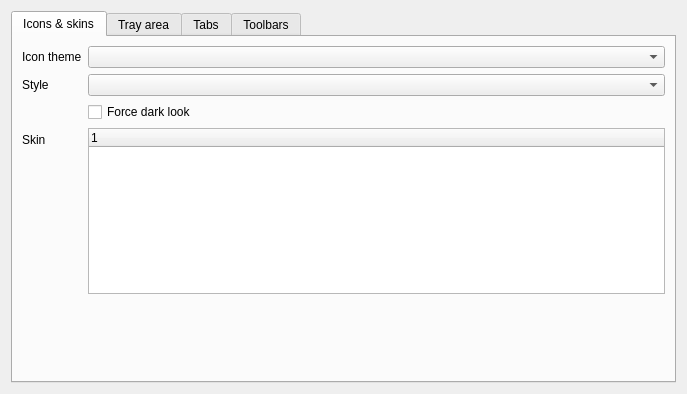
Before: the Qt Designer form src/librssguard/gui/settings/settingsgui.ui in martinrotter/rssguard, drawn with Qt 5.
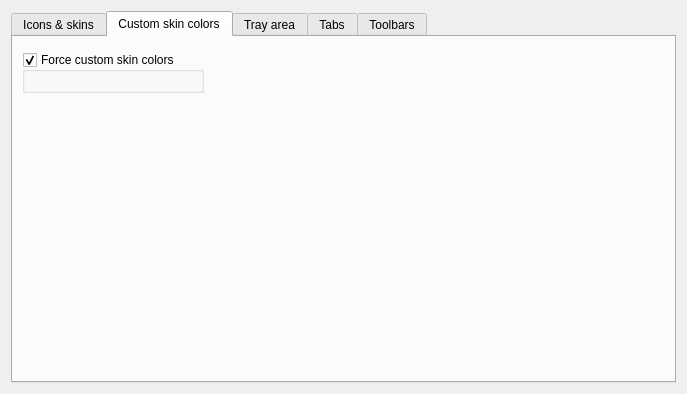
After: the same form once the commit is applied. Custom widgets are drawn as their Qt base class.

Commit message: working custom colůors

What changed in the file:
```diff
--- a/src/librssguard/gui/settings/settingsgui.ui
+++ b/src/librssguard/gui/settings/settingsgui.ui
@@ -20,7 +20,7 @@
    <item>
     <widget class="QTabWidget" name="m_tabUi">
      <property name="currentIndex">
-      <number>0</number>
+      <number>1</number>
      </property>
      <widget class="QWidget" name="m_tabIconSkin">
       <attribute name="title">
@@ -109,6 +109,27 @@
        </item>
       </layout>
      </widget>
+     <widget class="QWidget" name="m_tabCustomSkinColors">
+      <attribute name="title">
+       <string>Custom skin colors</string>
+      </attribute>
+      <layout class="QFormLayout">
+       <item row="1" column="0" colspan="2">
+        <widget class="HelpSpoiler" name="m_helpCustomSkinColors" native="true"/>
+       </item>
+       <item row="2" column="0">
+        <widget class="QGroupBox" name="m_gbCustomSkinColors">
+         <property name="title">
+          <string>Force custom skin colors</string>
+         </property>
+         <property name="checkable">
+          <bool>true</bool>
+         </property>
+         <layout class="QFormLayout" name="m_layoutCustomColors"/>
+        </widget>
+       </item>
+      </layout>
+     </widget>
      <widget class="QWidget" name="m_tabNotifications">
       <attribute name="title">
        <string>Tray area</string>
@@ -374,6 +395,12 @@
    <header>toolbareditor.h</header>
    <container>1</container>
   </customwidget>
+  <customwidget>
+   <class>HelpSpoiler</class>
+   <extends>QWidget</extends>
+   <header>helpspoiler.h</header>
+   <container>1</container>
+  </customwidget>
  </customwidgets>
  <tabstops>
   <tabstop>m_tabUi</tabstop>
```
The commit also changes 14 other files.
